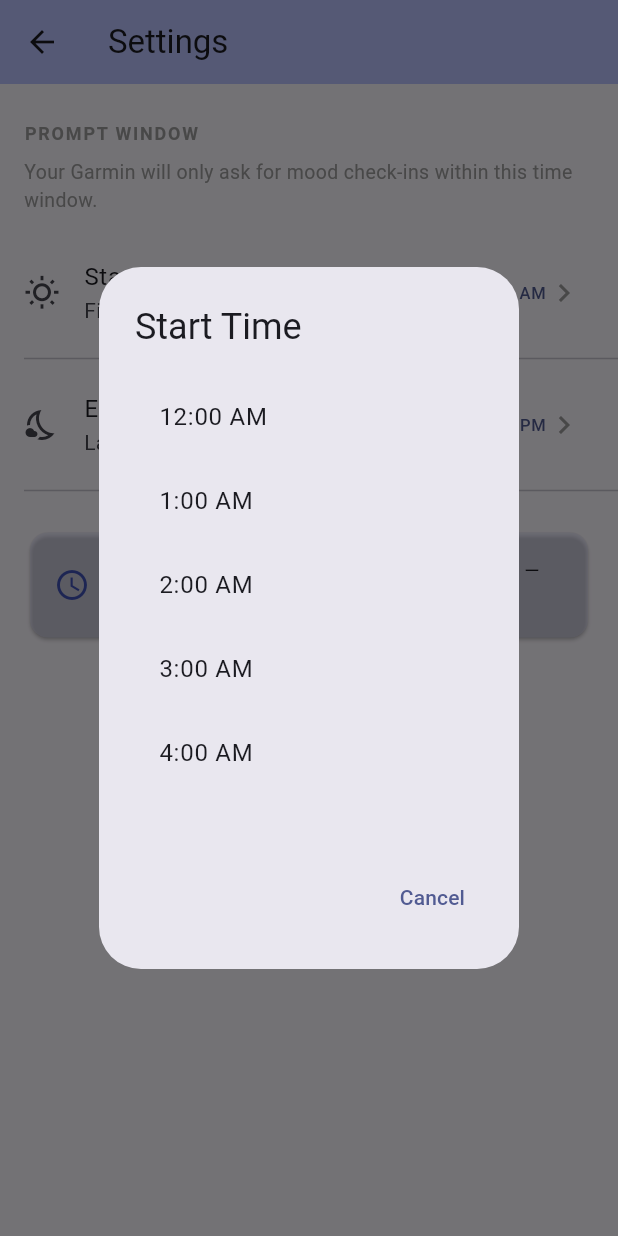
After one commit to JackRWilson/Hourly-Mood-Check, a Flutter app: the SettingsScreen screen opened directly, after a tap on "Start Time", on a phone screen of 412 x 824 dp. The commit adds this screen. Run offline on Flutter 3.47's test engine with Material 3 defaults, Android fonts, the phone set to English and light mode, and no system bars; our stand-ins replace fl_chart, sqflite; accounts and stored records are empty.

Commit message:
Add the in-app setting screen

```diff
--- a/lib/screens/home_screen.dart
+++ b/lib/screens/home_screen.dart
@@ -3,6 +3,7 @@ import '../database/database_helper.dart';
 import '../models/mood_entry.dart';
 import '../widgets/mood_chart.dart';
 import '../widgets/mood_history_list.dart';
+import 'settings_screen.dart';
 
 class HomeScreen extends StatefulWidget {
   const HomeScreen({super.key});
@@ -109,6 +110,22 @@ class _HomeScreenState extends State<HomeScreen> {
       appBar: AppBar(
         backgroundColor: Theme.of(context).colorScheme.inversePrimary,
         title: const Text('Hourly Mood'),
+        actions: [
+          IconButton(
+            icon: const Icon(Icons.settings),
+            // Navigator.push slides to a new screen
+            // Like opening a new window in Python tkinter
+            // When the user presses back, it slides back here
+            onPressed: () {
+              Navigator.push(
+                context,
+                MaterialPageRoute(
+                  builder: (context) => const SettingsScreen(),
+                ),
+              );
+            },
+          ),
+        ],
       ),
       // SingleChildScrollView makes the whole screen scrollable
       // so it works even on small screens
--- /dev/null
+++ b/lib/screens/settings_screen.dart
@@ -0,0 +1,256 @@
+import 'package:flutter/material.dart';
+import '../database/database_helper.dart';
+
+class SettingsScreen extends StatefulWidget {
+  const SettingsScreen({super.key});
+
+  @override
+  State<SettingsScreen> createState() => _SettingsScreenState();
+}
+
+class _SettingsScreenState extends State<SettingsScreen> {
+  // These hold the current settings values
+  // We initialize them to the defaults and then load
+  // the real values from the database in initState
+  int _startHour = 9;
+  int _endHour = 21;
+  bool _isLoading = true;
+
+  @override
+  void initState() {
+    super.initState();
+    _loadSettings();
+  }
+
+  // Load current settings from the database
+  Future<void> _loadSettings() async {
+    final db = DatabaseHelper.instance;
+    final start = await db.getSettingInt('start_hour', 9);
+    final end = await db.getSettingInt('end_hour', 21);
+    setState(() {
+      _startHour = start;
+      _endHour = end;
+      _isLoading = false;
+    });
+  }
+
+  // Save a setting to the database whenever the user changes it
+  Future<void> _saveSetting(String key, int value) async {
+    final db = DatabaseHelper.instance;
+    await db.setSetting(key, value.toString());
+  }
+
+  // Converts a 24-hour int like 13 into "1:00 PM"
+  // We store hours as 24h internally but show 12h to the user
+  String _formatHour(int hour) {
+    if (hour == 0)  return '12:00 AM';
+    if (hour == 12) return '12:00 PM';
+    if (hour < 12)  return '$hour:00 AM';
+    return '${hour - 12}:00 PM';
+  }
+
+  // Shows a dialog letting the user pick an hour
+  // This is like a popup in Python tkinter
+  Future<void> _pickHour({
+    required String title,
+    required int currentValue,
+    required int minHour,
+    required int maxHour,
+    required Function(int) onSelected,
+  }) async {
+    // showDialog returns whatever value you "pop" out of it
+    // We wait for the user to pick something
+    final picked = await showDialog<int>(
+      context: context,
+      builder: (context) {
+        return AlertDialog(
+          title: Text(title),
+          // A scrollable list of hours to pick from
+          content: SizedBox(
+            width: 200,
+            height: 300,
+            child: ListView.builder(
+              itemCount: maxHour - minHour + 1,
+              itemBuilder: (context, index) {
+                final hour = minHour + index;
+                final isSelected = hour == currentValue;
+                return ListTile(
+                  title: Text(
+                    _formatHour(hour),
+                    style: TextStyle(
+                      fontWeight: isSelected
+                          ? FontWeight.bold
+                          : FontWeight.normal,
+                      color: isSelected
+                          ? Theme.of(context).colorScheme.primary
+                          : null,
+                    ),
+                  ),
+                  // Checkmark next to the currently selected hour
+                  trailing: isSelected
+                      ? Icon(Icons.check,
+                          color: Theme.of(context).colorScheme.primary)
+                      : null,
+                  onTap: () {
+                    // Pop the dialog and return the selected hour
+                    // Like returning a value from a function
+                    Navigator.of(context).pop(hour);
+                  },
+                );
+              },
+            ),
+          ),
+          actions: [
+            TextButton(
+              onPressed: () => Navigator.of(context).pop(),
+              child: const Text('Cancel'),
+            ),
+          ],
+        );
+      },
+    );
+
+    // If the user picked something (didn't cancel), save it
+    if (picked != null) {
+      onSelected(picked);
+    }
+  }
+
+  @override
+  Widget build(BuildContext context) {
+    return Scaffold(
+      appBar: AppBar(
+        backgroundColor: Theme.of(context).colorScheme.inversePrimary,
+        title: const Text('Settings'),
+      ),
+      body: _isLoading
+          ? const Center(child: CircularProgressIndicator())
+          : ListView(
+              children: [
+
+                // ── Section header ──────────────────────────
+                const Padding(
+                  padding: EdgeInsets.fromLTRB(16, 24, 16, 8),
+                  child: Text(
+                    'PROMPT WINDOW',
+                    style: TextStyle(
+                      fontSize: 12,
+                      fontWeight: FontWeight.w600,
+                      color: Colors.grey,
+                      letterSpacing: 1.2,
+                    ),
+                  ),
+                ),
+
+                // Explanation text
+                const Padding(
+                  padding: EdgeInsets.fromLTRB(16, 0, 16, 16),
+                  child: Text(
+                    'Your Garmin will only ask for mood check-ins '
+                    'within this time window.',
+                    style: TextStyle(fontSize: 13, color: Colors.grey),
+                  ),
+                ),
+
+                // ── Start hour tile ─────────────────────────
+                ListTile(
+                  leading: const Icon(Icons.wb_sunny_outlined),
+                  title: const Text('Start Time'),
+                  subtitle: const Text('First prompt of the day'),
+                  // The current value shown on the right
+                  trailing: Row(
+                    mainAxisSize: MainAxisSize.min,
+                    children: [
+                      Text(
+                        _formatHour(_startHour),
+                        style: TextStyle(
+                          color: Theme.of(context).colorScheme.primary,
+                          fontWeight: FontWeight.w500,
+                        ),
+                      ),
+                      const Icon(Icons.chevron_right, color: Colors.grey),
+                    ],
+                  ),
+                  onTap: () => _pickHour(
+                    title: 'Start Time',
+                    currentValue: _startHour,
+                    minHour: 0,
+                    // Can't start at or after end hour
+                    maxHour: _endHour - 1,
+                    onSelected: (hour) {
+                      setState(() => _startHour = hour);
+                      _saveSetting('start_hour', hour);
+                    },
+                  ),
+                ),
+
+                const Divider(indent: 16),
+
+                // ── End hour tile ───────────────────────────
+                ListTile(
+                  leading: const Icon(Icons.nights_stay_outlined),
+                  title: const Text('End Time'),
+                  subtitle: const Text('Last prompt of the day'),
+                  trailing: Row(
+                    mainAxisSize: MainAxisSize.min,
+                    children: [
+                      Text(
+                        _formatHour(_endHour),
+                        style: TextStyle(
+                          color: Theme.of(context).colorScheme.primary,
+                          fontWeight: FontWeight.w500,
+                        ),
+                      ),
+                      const Icon(Icons.chevron_right, color: Colors.grey),
+                    ],
+                  ),
+                  onTap: () => _pickHour(
+                    title: 'End Time',
+                    currentValue: _endHour,
+                    // Can't end at or before start hour
+                    minHour: _startHour + 1,
+                    maxHour: 23,
+                    onSelected: (hour) {
+                      setState(() => _endHour = hour);
+                      _saveSetting('end_hour', hour);
+                    },
+                  ),
+                ),
+
+                const Divider(indent: 16),
+
+                // ── Summary tile ────────────────────────────
+                // Read-only — just shows the current window
+                Padding(
+                  padding: const EdgeInsets.all(16),
+                  child: Card(
+                    color: Theme.of(context)
+                        .colorScheme
+                        .primaryContainer
+                        .withOpacity(0.4),
+                    child: Padding(
+                      padding: const EdgeInsets.all(16),
+                      child: Row(
+                        children: [
+                          const Icon(Icons.schedule, color: Colors.indigo),
+                          const SizedBox(width: 12),
+                          Expanded(
+                            child: Text(
+                              'Prompts will appear from '
+                              '${_formatHour(_startHour)} to '
+                              '${_formatHour(_endHour)} — '
+                              '${_endHour - _startHour} prompts per day.',
+                              style: const TextStyle(fontSize: 13),
+                            ),
+                          ),
+                        ],
+                      ),
+                    ),
+                  ),
+                ),
+
+              ],
+            ),
+    );
+  }
+}
```
